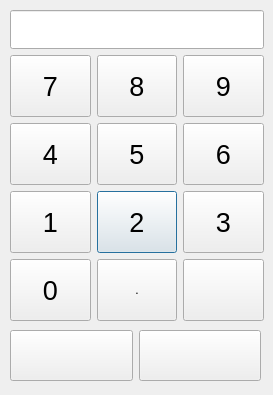
Qt form QtClient/QtClimaClient/Frames/Dialogs/inputdigitdialog.ui (ciberslavik/climacore) before a commit.
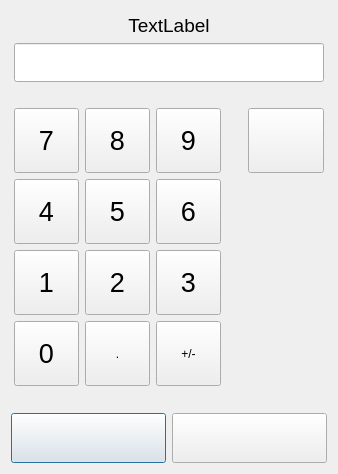
The same form after that commit. Icons and pictures are not drawn.

What changed in the file:
```diff
--- a/QtClient/QtClimaClient/Frames/Dialogs/inputdigitdialog.ui
+++ b/QtClient/QtClimaClient/Frames/Dialogs/inputdigitdialog.ui
@@ -6,42 +6,136 @@
    <rect>
     <x>0</x>
     <y>0</y>
-    <width>273</width>
-    <height>395</height>
+    <width>338</width>
+    <height>474</height>
    </rect>
   </property>
   <property name="windowTitle">
    <string>Dialog</string>
   </property>
-  <widget class="QWidget" name="layoutWidget">
-   <property name="geometry">
-    <rect>
-     <x>10</x>
-     <y>10</y>
-     <width>254</width>
-     <height>311</height>
-    </rect>
-   </property>
+  <layout class="QGridLayout" name="gridLayout_2">
+   <item row="3" column="0">
+    <layout class="QHBoxLayout" name="horizontalLayout">
+     <item>
+      <widget class="QPushButton" name="btnOk">
+       <property name="sizePolicy">
+        <sizepolicy hsizetype="Minimum" vsizetype="Minimum">
+         <horstretch>0</horstretch>
+         <verstretch>0</verstretch>
+        </sizepolicy>
+       </property>
+       <property name="minimumSize">
+        <size>
+         <width>0</width>
+         <height>50</height>
+        </size>
+       </property>
+       <property name="maximumSize">
+        <size>
+         <width>16777215</width>
+         <height>50</height>
+        </size>
+       </property>
+       <property name="text">
+        <string/>
+       </property>
+       <property name="icon">
+        <iconset resource="../../Resources.qrc">
+         <normaloff>:/Images/ok.png</normaloff>:/Images/ok.png</iconset>
+       </property>
+       <property name="iconSize">
+        <size>
+         <width>42</width>
+         <height>42</height>
+        </size>
+       </property>
+      </widget>
+     </item>
+     <item>
+      <widget class="QPushButton" name="btnCancel">
+       <property name="sizePolicy">
+        <sizepolicy hsizetype="Minimum" vsizetype="Minimum">
+         <horstretch>0</horstretch>
+         <verstretch>0</verstretch>
+        </sizepolicy>
+       </property>
+       <property name="minimumSize">
+        <size>
+         <width>0</width>
+         <height>50</height>
+        </size>
+       </property>
+       <property name="maximumSize">
+        <size>
+         <width>16777215</width>
+         <height>50</height>
+        </size>
+       </property>
+       <property name="text">
+        <string/>
+       </property>
+       <property name="icon">
+        <iconset resource="../../Resources.qrc">
+         <normaloff>:/Images/delete.png</normaloff>:/Images/delete.png</iconset>
+       </property>
+       <property name="iconSize">
+        <size>
+         <width>42</width>
+         <height>42</height>
+        </size>
+       </property>
+      </widget>
+     </item>
+    </layout>
+   </item>
+   <item row="1" column="0">
    <layout class="QGridLayout" name="gridLayout">
-    <item row="3" column="1">
-     <widget class="QPushButton" name="btn2">
+     <property name="leftMargin">
+      <number>3</number>
+     </property>
+     <property name="topMargin">
+      <number>3</number>
+     </property>
+     <property name="rightMargin">
+      <number>3</number>
+     </property>
+     <property name="bottomMargin">
+      <number>3</number>
+     </property>
+     <property name="spacing">
+      <number>6</number>
+     </property>
+     <item row="3" column="0">
+      <widget class="QPushButton" name="btn7">
       <property name="sizePolicy">
        <sizepolicy hsizetype="Minimum" vsizetype="Minimum">
         <horstretch>0</horstretch>
         <verstretch>0</verstretch>
        </sizepolicy>
       </property>
+       <property name="minimumSize">
+        <size>
+         <width>65</width>
+         <height>65</height>
+        </size>
+       </property>
+       <property name="maximumSize">
+        <size>
+         <width>65</width>
+         <height>65</height>
+        </size>
+       </property>
       <property name="font">
        <font>
         <pointsize>20</pointsize>
        </font>
       </property>
       <property name="text">
-       <string>2</string>
+        <string>7</string>
       </property>
      </widget>
     </item>
-    <item row="2" column="2">
+     <item row="5" column="2">
      <widget class="QPushButton" name="btn6">
       <property name="sizePolicy">
        <sizepolicy hsizetype="Minimum" vsizetype="Minimum">
@@ -49,6 +143,18 @@
         <verstretch>0</verstretch>
        </sizepolicy>
       </property>
+       <property name="minimumSize">
+        <size>
+         <width>65</width>
+         <height>65</height>
+        </size>
+       </property>
+       <property name="maximumSize">
+        <size>
+         <width>65</width>
+         <height>65</height>
+        </size>
+       </property>
       <property name="font">
        <font>
         <pointsize>20</pointsize>
@@ -59,7 +165,53 @@
       </property>
      </widget>
     </item>
-    <item row="4" column="1">
+     <item row="6" column="0">
+      <widget class="QPushButton" name="btn1">
+       <property name="sizePolicy">
+        <sizepolicy hsizetype="Minimum" vsizetype="Minimum">
+         <horstretch>0</horstretch>
+         <verstretch>0</verstretch>
+        </sizepolicy>
+       </property>
+       <property name="minimumSize">
+        <size>
+         <width>65</width>
+         <height>65</height>
+        </size>
+       </property>
+       <property name="maximumSize">
+        <size>
+         <width>65</width>
+         <height>65</height>
+        </size>
+       </property>
+       <property name="font">
+        <font>
+         <pointsize>20</pointsize>
+        </font>
+       </property>
+       <property name="text">
+        <string>1</string>
+       </property>
+      </widget>
+     </item>
+     <item row="2" column="0">
+      <spacer name="verticalSpacer_2">
+       <property name="orientation">
+        <enum>Qt::Vertical</enum>
+       </property>
+       <property name="sizeType">
+        <enum>QSizePolicy::Fixed</enum>
+       </property>
+       <property name="sizeHint" stdset="0">
+        <size>
+         <width>20</width>
+         <height>20</height>
+        </size>
+       </property>
+      </spacer>
+     </item>
+     <item row="7" column="1">
      <widget class="QPushButton" name="btn_dot">
       <property name="sizePolicy">
        <sizepolicy hsizetype="Minimum" vsizetype="Minimum">
@@ -67,12 +219,54 @@
         <verstretch>0</verstretch>
        </sizepolicy>
       </property>
+       <property name="minimumSize">
+        <size>
+         <width>65</width>
+         <height>65</height>
+        </size>
+       </property>
+       <property name="maximumSize">
+        <size>
+         <width>65</width>
+         <height>65</height>
+        </size>
+       </property>
       <property name="text">
        <string>.</string>
       </property>
      </widget>
     </item>
-    <item row="1" column="1">
+     <item row="6" column="1">
+      <widget class="QPushButton" name="btn2">
+       <property name="sizePolicy">
+        <sizepolicy hsizetype="Minimum" vsizetype="Minimum">
+         <horstretch>0</horstretch>
+         <verstretch>0</verstretch>
+        </sizepolicy>
+       </property>
+       <property name="minimumSize">
+        <size>
+         <width>65</width>
+         <height>65</height>
+        </size>
+       </property>
+       <property name="maximumSize">
+        <size>
+         <width>65</width>
+         <height>65</height>
+        </size>
+       </property>
+       <property name="font">
+        <font>
+         <pointsize>20</pointsize>
+        </font>
+       </property>
+       <property name="text">
+        <string>2</string>
+       </property>
+      </widget>
+     </item>
+     <item row="3" column="1">
      <widget class="QPushButton" name="btn8">
       <property name="sizePolicy">
        <sizepolicy hsizetype="Minimum" vsizetype="Minimum">
@@ -80,6 +274,18 @@
         <verstretch>0</verstretch>
        </sizepolicy>
       </property>
+       <property name="minimumSize">
+        <size>
+         <width>65</width>
+         <height>65</height>
+        </size>
+       </property>
+       <property name="maximumSize">
+        <size>
+         <width>65</width>
+         <height>65</height>
+        </size>
+       </property>
       <property name="font">
        <font>
         <pointsize>20</pointsize>
@@ -90,7 +296,106 @@
       </property>
      </widget>
     </item>
-    <item row="2" column="0">
+     <item row="3" column="3">
+      <spacer name="horizontalSpacer">
+       <property name="orientation">
+        <enum>Qt::Horizontal</enum>
+       </property>
+       <property name="sizeType">
+        <enum>QSizePolicy::Fixed</enum>
+       </property>
+       <property name="sizeHint" stdset="0">
+        <size>
+         <width>15</width>
+         <height>20</height>
+        </size>
+       </property>
+      </spacer>
+     </item>
+     <item row="3" column="4">
+      <widget class="QPushButton" name="btn_del">
+       <property name="sizePolicy">
+        <sizepolicy hsizetype="Minimum" vsizetype="Minimum">
+         <horstretch>0</horstretch>
+         <verstretch>0</verstretch>
+        </sizepolicy>
+       </property>
+       <property name="text">
+        <string/>
+       </property>
+       <property name="icon">
+        <iconset resource="../../Resources.qrc">
+         <normaloff>:/Images/backspace-arrow.png</normaloff>:/Images/backspace-arrow.png</iconset>
+       </property>
+       <property name="iconSize">
+        <size>
+         <width>24</width>
+         <height>24</height>
+        </size>
+       </property>
+      </widget>
+     </item>
+     <item row="7" column="0">
+      <widget class="QPushButton" name="btn0">
+       <property name="sizePolicy">
+        <sizepolicy hsizetype="Minimum" vsizetype="Minimum">
+         <horstretch>0</horstretch>
+         <verstretch>0</verstretch>
+        </sizepolicy>
+       </property>
+       <property name="minimumSize">
+        <size>
+         <width>65</width>
+         <height>65</height>
+        </size>
+       </property>
+       <property name="maximumSize">
+        <size>
+         <width>65</width>
+         <height>65</height>
+        </size>
+       </property>
+       <property name="font">
+        <font>
+         <pointsize>20</pointsize>
+        </font>
+       </property>
+       <property name="text">
+        <string>0</string>
+       </property>
+      </widget>
+     </item>
+     <item row="6" column="2">
+      <widget class="QPushButton" name="btn3">
+       <property name="sizePolicy">
+        <sizepolicy hsizetype="Minimum" vsizetype="Minimum">
+         <horstretch>0</horstretch>
+         <verstretch>0</verstretch>
+        </sizepolicy>
+       </property>
+       <property name="minimumSize">
+        <size>
+         <width>65</width>
+         <height>65</height>
+        </size>
+       </property>
+       <property name="maximumSize">
+        <size>
+         <width>65</width>
+         <height>65</height>
+        </size>
+       </property>
+       <property name="font">
+        <font>
+         <pointsize>20</pointsize>
+        </font>
+       </property>
+       <property name="text">
+        <string>3</string>
+       </property>
+      </widget>
+     </item>
+     <item row="5" column="0">
      <widget class="QPushButton" name="btn4">
       <property name="sizePolicy">
        <sizepolicy hsizetype="Minimum" vsizetype="Minimum">
@@ -98,6 +403,18 @@
         <verstretch>0</verstretch>
        </sizepolicy>
       </property>
+       <property name="minimumSize">
+        <size>
+         <width>65</width>
+         <height>65</height>
+        </size>
+       </property>
+       <property name="maximumSize">
+        <size>
+         <width>65</width>
+         <height>65</height>
+        </size>
+       </property>
       <property name="font">
        <font>
         <pointsize>20</pointsize>
@@ -108,61 +425,56 @@
       </property>
      </widget>
     </item>
+     <item row="7" column="2">
+      <widget class="QPushButton" name="pushButton">
+       <property name="minimumSize">
+        <size>
+         <width>65</width>
+         <height>65</height>
+        </size>
+       </property>
+       <property name="maximumSize">
+        <size>
+         <width>65</width>
+         <height>65</height>
+        </size>
+       </property>
+       <property name="text">
+        <string>+/-</string>
+       </property>
+      </widget>
+     </item>
     <item row="3" column="2">
-     <widget class="QPushButton" name="btn3">
+      <widget class="QPushButton" name="btn9">
       <property name="sizePolicy">
        <sizepolicy hsizetype="Minimum" vsizetype="Minimum">
         <horstretch>0</horstretch>
         <verstretch>0</verstretch>
        </sizepolicy>
       </property>
-      <property name="font">
-       <font>
-        <pointsize>20</pointsize>
-       </font>
-      </property>
-      <property name="text">
-       <string>3</string>
-      </property>
-     </widget>
-    </item>
-    <item row="3" column="0">
-     <widget class="QPushButton" name="btn1">
-      <property name="sizePolicy">
-       <sizepolicy hsizetype="Minimum" vsizetype="Minimum">
-        <horstretch>0</horstretch>
-        <verstretch>0</verstretch>
-       </sizepolicy>
-      </property>
+       <property name="minimumSize">
+        <size>
+         <width>65</width>
+         <height>65</height>
+        </size>
+       </property>
+       <property name="maximumSize">
+        <size>
+         <width>65</width>
+         <height>65</height>
+        </size>
+       </property>
       <property name="font">
        <font>
         <pointsize>20</pointsize>
        </font>
       </property>
       <property name="text">
-       <string>1</string>
+        <string>9</string>
       </property>
      </widget>
     </item>
-    <item row="1" column="0">
-     <widget class="QPushButton" name="btn7">
-      <property name="sizePolicy">
-       <sizepolicy hsizetype="Minimum" vsizetype="Minimum">
-        <horstretch>0</horstretch>
-        <verstretch>0</verstretch>
-       </sizepolicy>
-      </property>
-      <property name="font">
-       <font>
-        <pointsize>20</pointsize>
-       </font>
-      </property>
-      <property name="text">
-       <string>7</string>
-      </property>
-     </widget>
-    </item>
-    <item row="2" column="1">
+     <item row="5" column="1">
      <widget class="QPushButton" name="btn5">
       <property name="sizePolicy">
        <sizepolicy hsizetype="Minimum" vsizetype="Minimum">
@@ -170,6 +482,18 @@
         <verstretch>0</verstretch>
        </sizepolicy>
       </property>
+       <property name="minimumSize">
+        <size>
+         <width>65</width>
+         <height>65</height>
+        </size>
+       </property>
+       <property name="maximumSize">
+        <size>
+         <width>65</width>
+         <height>65</height>
+        </size>
+       </property>
       <property name="font">
        <font>
         <pointsize>20</pointsize>
@@ -180,25 +504,7 @@
       </property>
      </widget>
     </item>
-    <item row="4" column="0">
-     <widget class="QPushButton" name="btn0">
-      <property name="sizePolicy">
-       <sizepolicy hsizetype="Minimum" vsizetype="Minimum">
-        <horstretch>0</horstretch>
-        <verstretch>0</verstretch>
-       </sizepolicy>
-      </property>
-      <property name="font">
-       <font>
-        <pointsize>20</pointsize>
-       </font>
-      </property>
-      <property name="text">
-       <string>0</string>
-      </property>
-     </widget>
-    </item>
-    <item row="0" column="0" colspan="3">
+     <item row="1" column="0" colspan="5">
      <widget class="QLineEdit" name="txtEdit">
       <property name="font">
        <font>
@@ -207,107 +513,37 @@
       </property>
      </widget>
     </item>
-    <item row="1" column="2">
-     <widget class="QPushButton" name="btn9">
-      <property name="sizePolicy">
-       <sizepolicy hsizetype="Minimum" vsizetype="Minimum">
-        <horstretch>0</horstretch>
-        <verstretch>0</verstretch>
-       </sizepolicy>
-      </property>
+     <item row="0" column="0" colspan="5">
+      <widget class="QLabel" name="lblTitle">
       <property name="font">
        <font>
-        <pointsize>20</pointsize>
+         <pointsize>14</pointsize>
        </font>
       </property>
       <property name="text">
-       <string>9</string>
-      </property>
-     </widget>
-    </item>
-    <item row="4" column="2">
-     <widget class="QPushButton" name="btn_del">
-      <property name="sizePolicy">
-       <sizepolicy hsizetype="Minimum" vsizetype="Minimum">
-        <horstretch>0</horstretch>
-        <verstretch>0</verstretch>
-       </sizepolicy>
-      </property>
-      <property name="text">
-       <string/>
-      </property>
-      <property name="icon">
-       <iconset resource="../../Resources.qrc">
-        <normaloff>:/Images/backspace-arrow.png</normaloff>:/Images/backspace-arrow.png</iconset>
-      </property>
-      <property name="iconSize">
-       <size>
-        <width>24</width>
-        <height>24</height>
-       </size>
-      </property>
+        <string>TextLabel</string>
+       </property>
+       <property name="alignment">
+        <set>Qt::AlignCenter</set>
+       </property>
      </widget>
     </item>
    </layout>
-  </widget>
-  <widget class="QWidget" name="layoutWidget">
-   <property name="geometry">
-    <rect>
-     <x>10</x>
-     <y>330</y>
-     <width>251</width>
-     <height>51</height>
-    </rect>
-   </property>
-   <layout class="QHBoxLayout" name="horizontalLayout">
-    <item>
-     <widget class="QPushButton" name="btnOk">
-      <property name="sizePolicy">
-       <sizepolicy hsizetype="Minimum" vsizetype="Minimum">
-        <horstretch>0</horstretch>
-        <verstretch>0</verstretch>
-       </sizepolicy>
-      </property>
-      <property name="text">
-       <string/>
-      </property>
-      <property name="icon">
-       <iconset resource="../../Resources.qrc">
-        <normaloff>:/Images/ok.png</normaloff>:/Images/ok.png</iconset>
-      </property>
-      <property name="iconSize">
-       <size>
-        <width>32</width>
-        <height>32</height>
-       </size>
-      </property>
-     </widget>
-    </item>
-    <item>
-     <widget class="QPushButton" name="btnCancel">
-      <property name="sizePolicy">
-       <sizepolicy hsizetype="Minimum" vsizetype="Minimum">
-        <horstretch>0</horstretch>
-        <verstretch>0</verstretch>
-       </sizepolicy>
-      </property>
-      <property name="text">
-       <string/>
-      </property>
-      <property name="icon">
-       <iconset resource="../../Resources.qrc">
-        <normaloff>:/Images/delete.png</normaloff>:/Images/delete.png</iconset>
-      </property>
-      <property name="iconSize">
+   </item>
+   <item row="2" column="0">
+    <spacer name="verticalSpacer">
+     <property name="orientation">
+      <enum>Qt::Vertical</enum>
+     </property>
+     <property name="sizeHint" stdset="0">
        <size>
-        <width>32</width>
-        <height>32</height>
-       </size>
-      </property>
-     </widget>
-    </item>
-   </layout>
-  </widget>
+       <width>20</width>
+       <height>40</height>
+      </size>
+     </property>
+    </spacer>
+   </item>
+  </layout>
  </widget>
  <resources>
   <include location="../../Resources.qrc"/>
```
Lines whose indentation alone changed are shown as unchanged.
